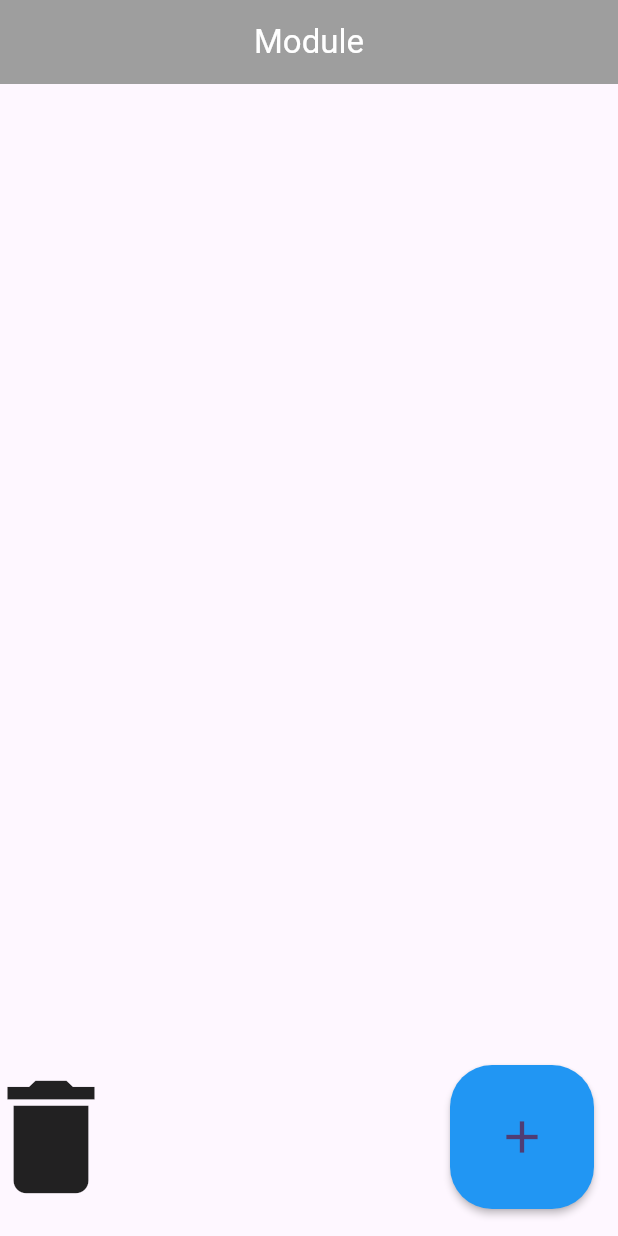
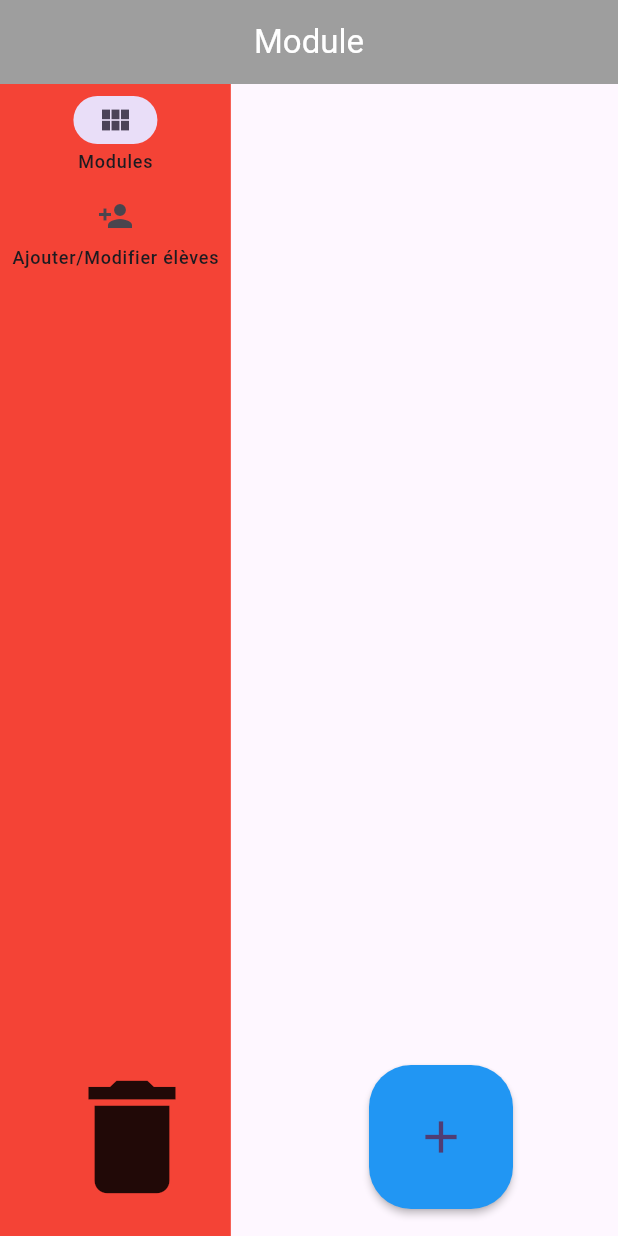
Before and after one commit to Timit0/SuiviModule, a Flutter app: the screen it shows after launch, on a phone screen of 412 x 824 dp. Run offline on Flutter 3.47's test engine with Material 2 defaults, Android fonts, the phone set to English and light mode, and no system bars; our stand-ins replace cached_network_image, firebase_core, firebase_database; missing offline and left inert: dart:html, dart:js, dart:js_interop; accounts and stored records are empty; statements that could not run were skipped.

Commit message:
Navigation rail on my module homePageScreen

```diff
--- a/lib/screen/module_screen.dart
+++ b/lib/screen/module_screen.dart
@@ -8,6 +8,7 @@ import 'package:suivi_de_module/widget/pop_up_module_creation.dart';
 import 'package:suivi_de_module/widget/program_action_button.dart';
 
 class ModuleScreen extends StatefulWidget {
+  static const routeName = '/details_student_screen';
   const ModuleScreen({super.key});
 
   @override
@@ -18,6 +19,9 @@ class _ModuleScreenState extends State<ModuleScreen> {
 
   var _isInit = true;
   var _isLoading = false;
+  int _selectedIndex = 0;
+
+
 
   @override
   void didChangeDependencies() async {
@@ -35,6 +39,9 @@ class _ModuleScreenState extends State<ModuleScreen> {
   @override
   Widget build(BuildContext context) {
     final moduleProvider = Provider.of<ModuleProvider>(context);
+    NavigationRailLabelType labelType = NavigationRailLabelType.all;
+
+
     return Scaffold(
       appBar: AppBar(
         title: const Text(
@@ -48,7 +55,50 @@ class _ModuleScreenState extends State<ModuleScreen> {
         backgroundColor: Colors.grey,
       ),
 
-      body: _isLoading ? const Center(child: CircularProgressIndicator())
+      body: Row(
+        children: [
+          NavigationRail(
+            backgroundColor: Colors.red,
+            onDestinationSelected: (value) {
+              setState(() {
+                _selectedIndex = value;
+              });
+            },
+            destinations: const[
+              NavigationRailDestination(
+                icon: Icon(Icons.view_module),
+                label: Text("Modules"),
+              ),
+              NavigationRailDestination(
+                icon: Icon(Icons.person_add),
+                label: Text("Ajouter/Modifier élèves"),
+              ),
+            ],
+            selectedIndex: _selectedIndex,
+            labelType: labelType,
+          ),
+          Flexible(
+            child: screen(moduleProvider),
+          ),
+        ],
+      ),
+
+
+      floatingActionButton: floatingActionButtonBottom(),
+    );
+  }
+
+  Widget screen(ModuleProvider moduleProvider){
+    if(_selectedIndex == 0){
+      return screenModule(moduleProvider);
+    }else{
+      return Center(child: Text("data"));
+    }
+
+  }
+
+  Widget screenModule(ModuleProvider moduleProvider){
+    return _isLoading ? const Center(child: CircularProgressIndicator())
         : Padding(
       padding: const EdgeInsets.only(top: 50),
       child: Padding(
@@ -69,9 +119,21 @@ class _ModuleScreenState extends State<ModuleScreen> {
           },
         ),
       ),
-      ),
-      floatingActionButton: Row(
-        mainAxisAlignment: MainAxisAlignment.spaceBetween,
+    );
+  }
+
+  void createModule(){
+    PopUpModuleCreation popUpModuleCreation = PopUpModuleCreation();
+    popUpModuleCreation.popUp(context);
+    // setState(() {
+
+    // });
+  }
+
+  Widget? floatingActionButtonBottom(){
+    if(_selectedIndex == 0){
+      return Row(
+        mainAxisAlignment: MainAxisAlignment.spaceAround,
         children:[
           DragTarget(
             builder: (context, candidateData, rejectedData) {
@@ -81,22 +143,14 @@ class _ModuleScreenState extends State<ModuleScreen> {
               );
             },
             onAccept: (ModuleWidget data) {
-              setState(() {
+              // setState(() {
 
-              });
+              // });
             },
           ),
           ProgramActionButton(func: createModule, icon: Icons.add),
         ]
-      ),
       );
     }
-
-  void createModule(){
-    PopUpModuleCreation popUpModuleCreation = PopUpModuleCreation();
-    popUpModuleCreation.popUp(context);
-    setState(() {
-
-    });
   }
 }
```
Lines whose indentation alone changed are shown as unchanged.
